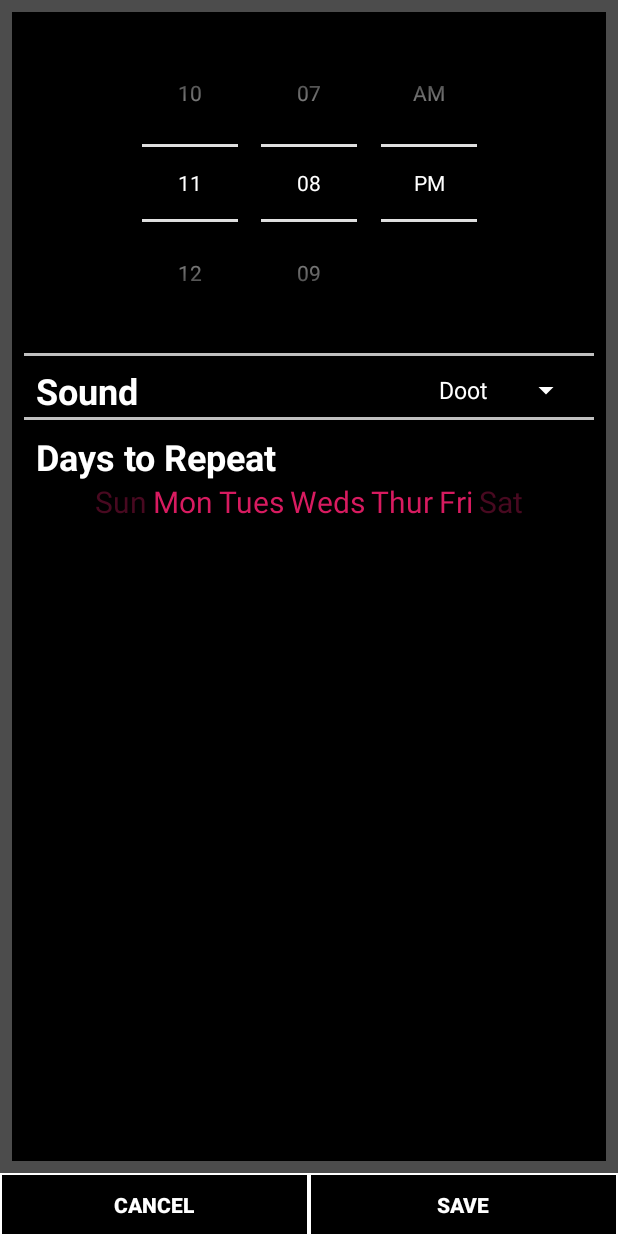
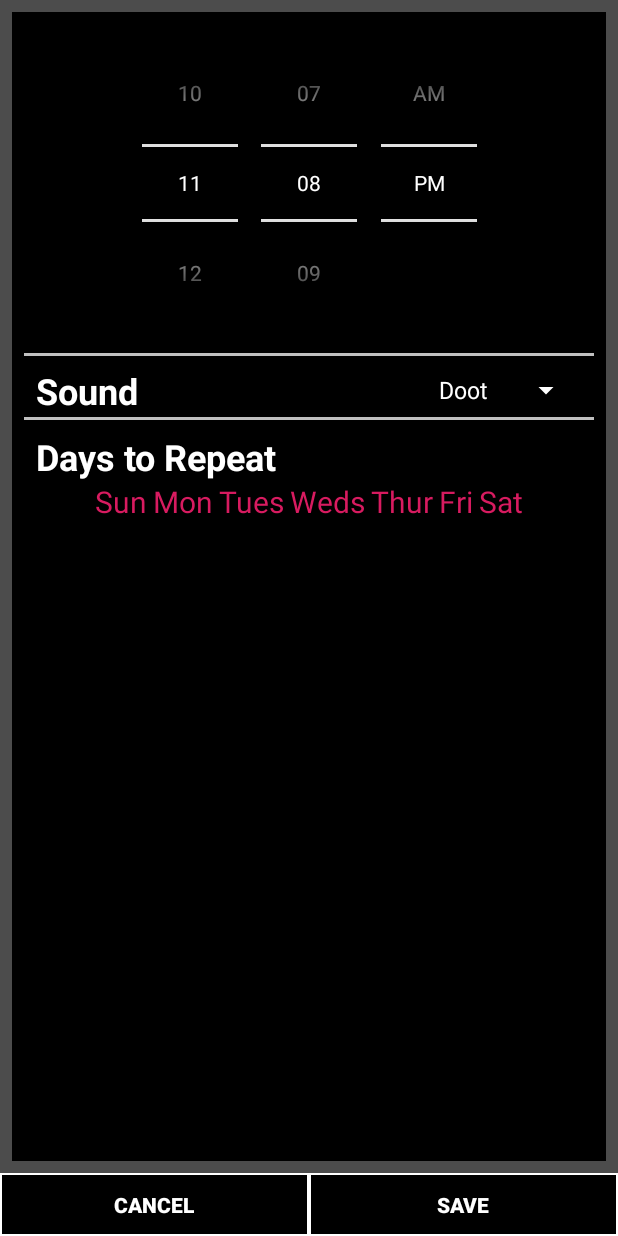
Before and after one commit to topoftheyear/QR-Alarm-Clock, an Android app: the AlarmManagerClass screen opened directly, with no data from a screen before it, on a phone screen of 412 x 824 dp. Run offline under Robolectric (Android 15) with nearby library versions, the phone set to English and light mode, and no system bars.

Commit message:
Changed all colors of Days to Repeat to bold red (selected)

```diff
--- a/app/src/main/res/layout/activity_alarm_settings.xml
+++ b/app/src/main/res/layout/activity_alarm_settings.xml
@@ -124,7 +124,7 @@
                     android:layout_width="wrap_content"
                     android:layout_height="wrap_content"
                     android:text="Sun"
-                    android:textColor="@color/dayNotSelected"
+                    android:textColor="@color/daySelected"
                     app:layout_constraintStart_toStartOf="parent" android:textSize="20sp"/>
 
             <TextView
@@ -198,7 +198,7 @@
                     android:layout_alignParentBottom="true"
                     android:layout_marginStart="4dp"
                     android:text="Sat"
-                    android:textColor="@color/dayNotSelected"
+                    android:textColor="@color/daySelected"
                     android:textSize="20sp"/>
         </LinearLayout>
 
```
